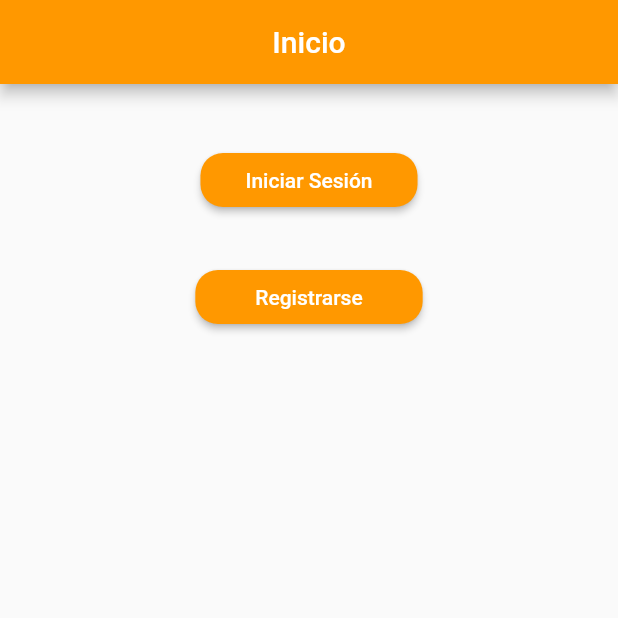
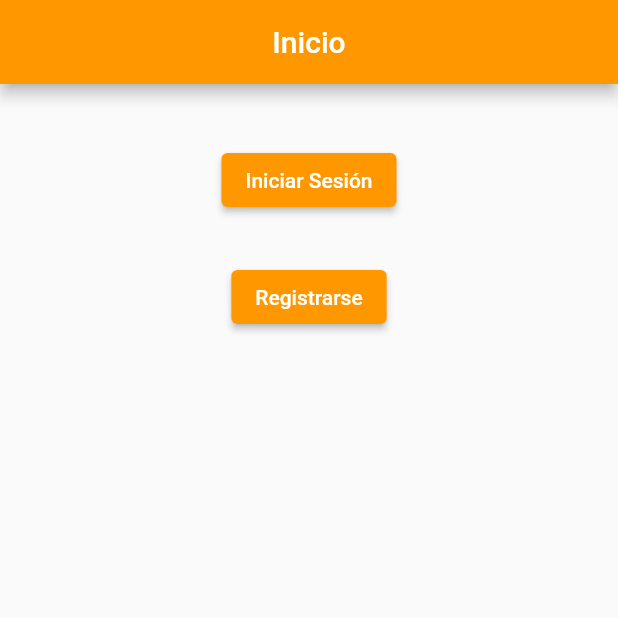
Before and after one commit to jumacDev/Cafe-Acorde, a Flutter app: the screen it shows after launch, on a phone screen of 412 x 824 dp, the top half of it. Run offline on Flutter 3.47's test engine with Material 2 defaults, Android fonts, the phone set to English and light mode, and no system bars; our stand-ins replace firebase_auth, firebase_core, flutter_spinkit; missing offline and left inert: circular_bottom_navigation; accounts and stored records are empty; network calls fail.

Commit message:
Raised Button changed

```diff
--- a/lib/UI/Pages/home_page.dart
+++ b/lib/UI/Pages/home_page.dart
@@ -33,12 +33,10 @@ class _HomePageState extends State<HomePage> {
             Container(
               padding: const EdgeInsets.all(15),
               alignment: Alignment.center,
-              child: RaisedButton(
-                shape: const RoundedRectangleBorder(
-                    borderRadius: BorderRadius.all(Radius.circular(15))),
-                padding:
-                    const EdgeInsets.symmetric(vertical: 10, horizontal: 30),
-                color: Colors.orange,
+              child: ElevatedButton(
+                style: ElevatedButton.styleFrom(
+                  backgroundColor: Colors.orange
+                ),
                 onPressed: () {
                   Navigator.pushNamed(context, '/LoginPage');
                 },
@@ -51,12 +49,8 @@ class _HomePageState extends State<HomePage> {
             Container(
               padding: const EdgeInsets.all(15),
               alignment: Alignment.center,
-              child: RaisedButton(
-                shape: const RoundedRectangleBorder(
-                    borderRadius: BorderRadius.all(Radius.circular(15))),
-                padding:
-                    const EdgeInsets.symmetric(vertical: 10, horizontal: 40),
-                color: Colors.orange,
+              child: ElevatedButton(
+                style: ElevatedButton.styleFrom(backgroundColor: Colors.orange),
                 onPressed: () {
                   Navigator.pushNamed(context, '/RegisterPage');
                 },
```
Also changed, not shown: lib/UI/Pages/login_page.dart (+4 -6 lines), lib/UI/Pages/register_page.dart (+4 -5 lines).
